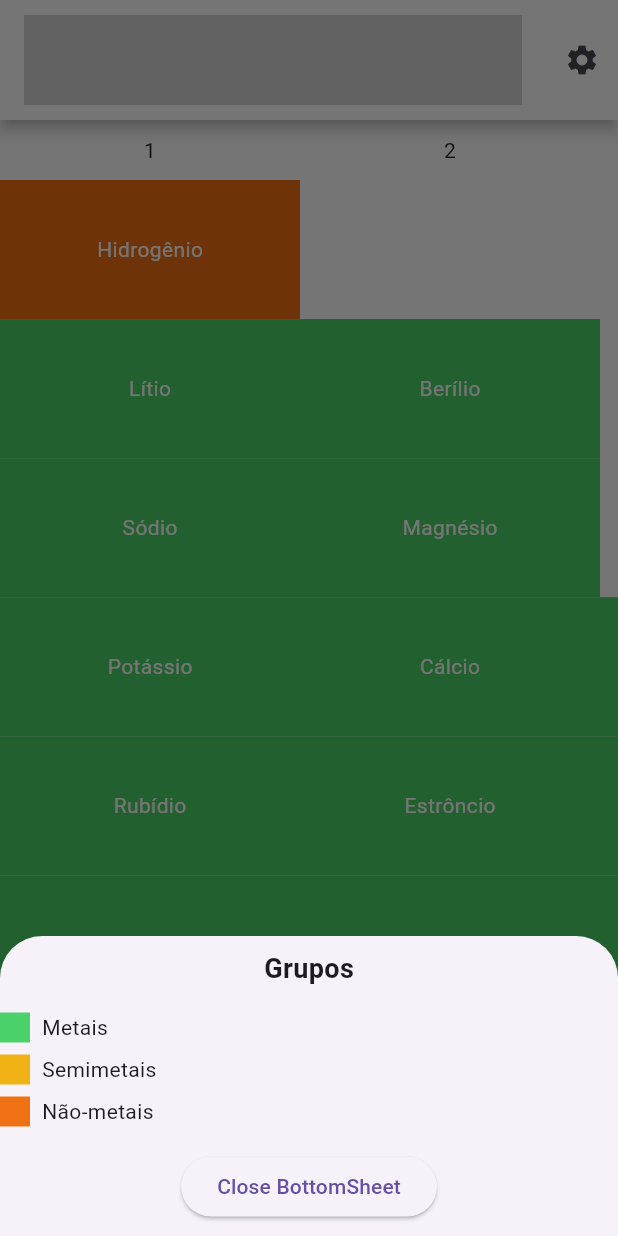
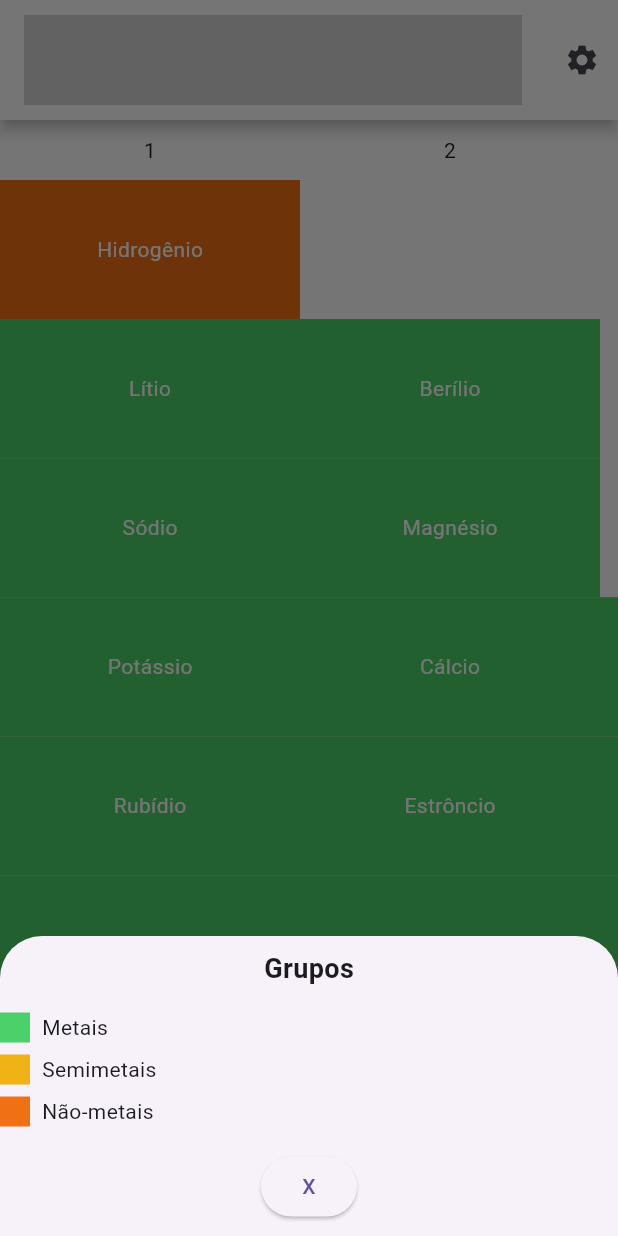
Before and after one commit to paulohebert/periodic-table, a Flutter app: the screen it shows after launch, after a tap on the "info outline" icon, on a phone screen of 412 x 824 dp. Run offline on Flutter 3.47's test engine with Material 3 defaults, Android fonts, the phone set to English and light mode, and no system bars; drawn by our look-alikes of flutter_layout_grid, rive; our stand-ins replace shared_preferences.

```diff
--- a/lib/src/screens/home.dart
+++ b/lib/src/screens/home.dart
@@ -101,7 +101,7 @@ class HomeScreen extends StatelessWidget {
                       ),
                       const SizedBox(height: 16.0),
                       ElevatedButton(
-                        child: const Text('Close BottomSheet'),
+                        child: const Text('X'),
                         onPressed: () => Navigator.pop(context),
                       ),
                     ],
```
